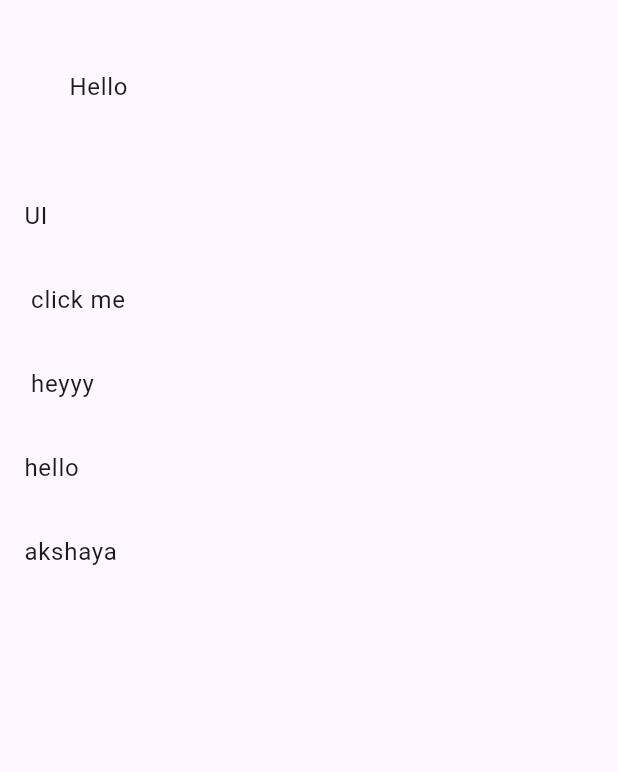
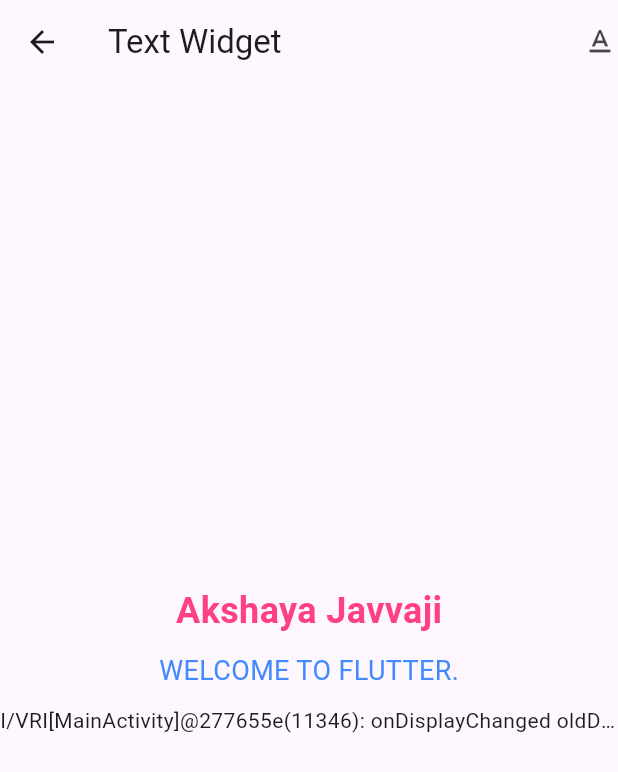
Before and after one commit to uday-9618/Akshaya_flutter, a Flutter app: the screen it shows after launch, after a tap on "hello", on a phone screen of 412 x 824 dp. Shown: the top 772 px of the screen. Run offline on Flutter 3.47's test engine with Material 3 defaults, Android fonts, the phone set to English and light mode, and no system bars.

Commit message:
initial commit

```diff
--- /dev/null
+++ b/lib/screens/app.dart
@@ -0,0 +1,37 @@
+import 'package:flutter/material.dart';
+
+class DynamicTextWidget extends StatelessWidget {
+  final String text;
+  final double? fontSize;
+  final Color? color;
+  final FontWeight? fontWeight;
+  final TextAlign? textAlign;
+  final int? maxLines;
+  final TextOverflow? overflow;
+
+  const DynamicTextWidget({
+    super.key,
+    required this.text,
+    this.fontSize,
+    this.color,
+    this.fontWeight,
+    this.textAlign,
+    this.maxLines,
+    this.overflow,
+  });
+
+  @override
+  Widget build(BuildContext context) {
+    return Text(
+      text,
+      textAlign: textAlign,
+      maxLines: maxLines,
+      overflow: overflow,
+      style: TextStyle(
+        fontSize: fontSize,
+        color: color,
+        fontWeight: fontWeight,
+      ),
+    );
+  }
+}
--- a/lib/screens/list.dart
+++ b/lib/screens/list.dart
@@ -4,6 +4,8 @@ import 'package:oct_10/screens/buttons.dart';
 import 'package:oct_10/screens/des2.dart';
 import 'package:oct_10/screens/des3.dart';
 import 'package:oct_10/screens/design1.dart';
+import 'package:oct_10/screens/app.dart';
+import 'package:oct_10/screens/text_widget.dart';
 
 class ListScreen extends StatelessWidget {
   const ListScreen({super.key});
@@ -64,7 +66,7 @@ class ListScreen extends StatelessWidget {
               onTap: () {
                 Navigator.push(
                   context,
-                  MaterialPageRoute(builder: (context) => MyApp()),
+                  MaterialPageRoute(builder: (context) => const DemoScreen()),
                 );
               },
             ),
--- /dev/null
+++ b/lib/screens/text_widget.dart
@@ -0,0 +1,43 @@
+import 'package:flutter/material.dart';
+import 'app.dart';
+
+class DemoScreen extends StatelessWidget {
+  const DemoScreen({super.key});
+
+  @override
+  Widget build(BuildContext context) {
+    return Scaffold(
+      appBar: AppBar(
+        title: const Text('Text Widget'),
+        actions: [Icon(Icons.text_format)],
+      ),
+      body: Center(
+        child: Column(
+          mainAxisAlignment: MainAxisAlignment.center,
+          children: const [
+            DynamicTextWidget(
+              text: 'Akshaya Javvaji',
+              fontSize: 24,
+              color: Colors.pinkAccent,
+              fontWeight: FontWeight.w600,
+            ),
+            SizedBox(height: 10),
+            DynamicTextWidget(
+              text: 'WELCOME TO FLUTTER.',
+              fontSize: 18,
+              color: Colors.blueAccent,
+              textAlign: TextAlign.start,
+            ),
+            SizedBox(height: 10),
+            DynamicTextWidget(
+              text:
+                  'I/VRI[MainActivity]@277655e(11346): onDisplayChanged oldDisplayState=4 newDisplayState=3',
+              maxLines: 1,
+              overflow: TextOverflow.ellipsis,
+            ),
+          ],
+        ),
+      ),
+    );
+  }
+}
```
